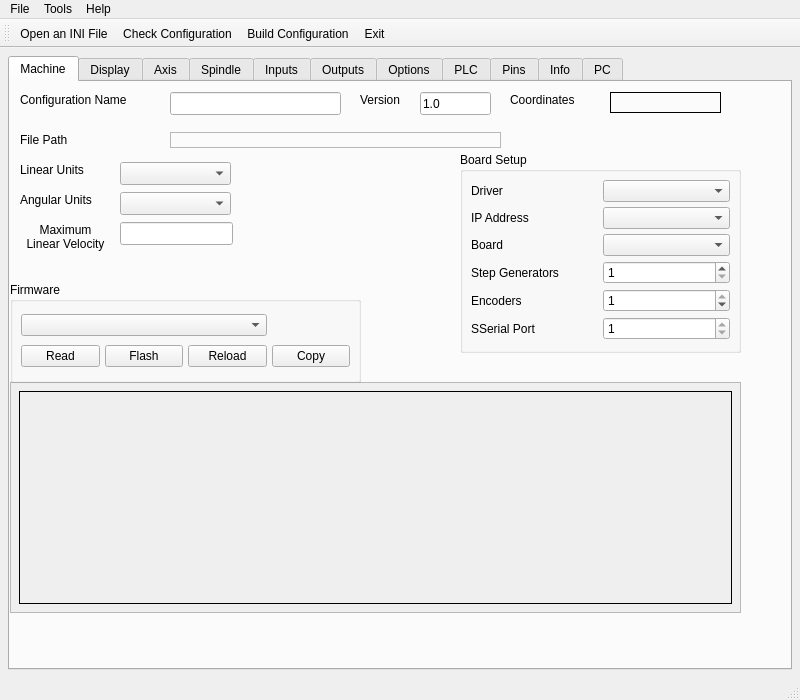
snelweg/7i96, file 7i96.ui: the form before one commit.
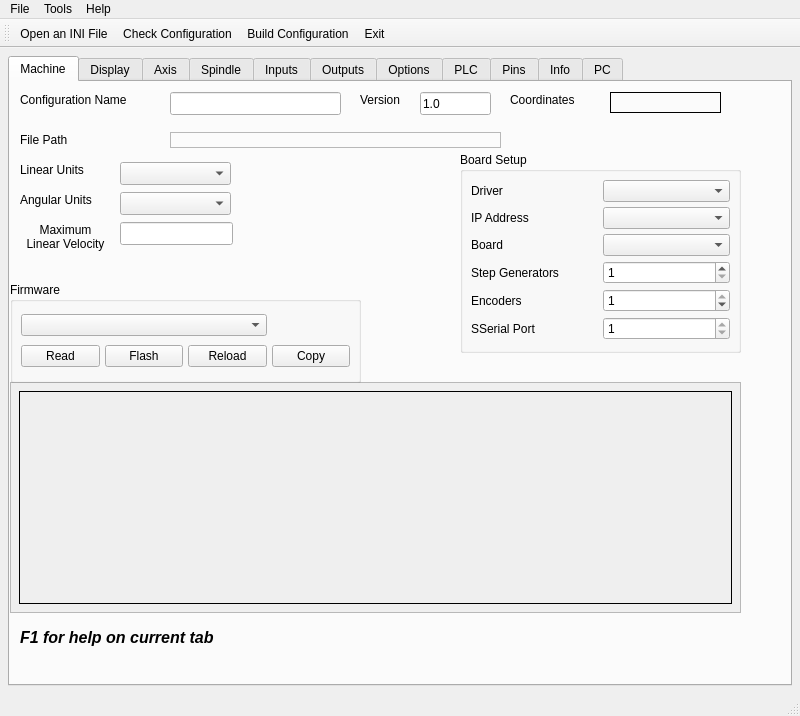
The form after the commit.

Commit message: fix max acc and vel to allow float

```diff
--- a/7i96.ui
+++ b/7i96.ui
@@ -7,7 +7,7 @@
     <x>0</x>
     <y>0</y>
     <width>800</width>
-    <height>700</height>
+    <height>716</height>
    </rect>
   </property>
   <property name="windowTitle">
@@ -404,6 +404,27 @@
          </item>
         </layout>
        </widget>
+       <widget class="QLabel" name="label_292">
+        <property name="geometry">
+         <rect>
+          <x>10</x>
+          <y>540</y>
+          <width>221</width>
+          <height>31</height>
+         </rect>
+        </property>
+        <property name="font">
+         <font>
+          <pointsize>12</pointsize>
+          <weight>75</weight>
+          <italic>true</italic>
+          <bold>true</bold>
+         </font>
+        </property>
+        <property name="text">
+         <string>F1 for help on current tab</string>
+        </property>
+       </widget>
       </widget>
       <widget class="QWidget" name="tab_8">
        <attribute name="title">
```
Left out of the diff: 2 changed lines with no effect on the pictures. The commit also changes 2 other files.
